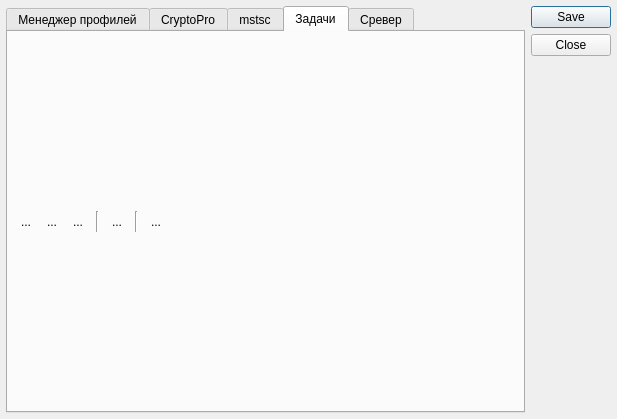
Above: ProfileManager/dialogmain.ui from arcirk/arcirk_all before the change. Below: the same form after it.
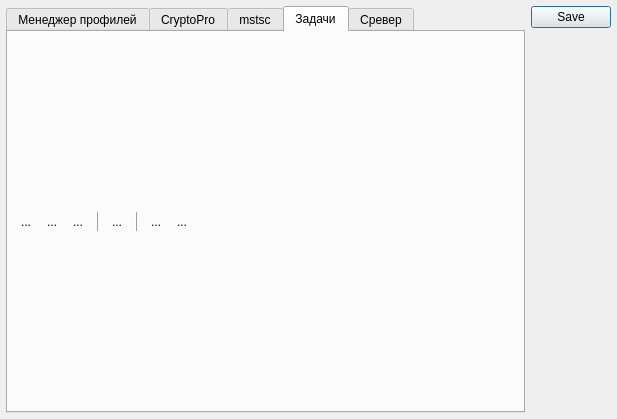
That is the form after the change. The open tabs and pages were chosen to show the change. Icons and pictures are not drawn.

What changed in the file:
```diff
--- a/ProfileManager/dialogmain.ui
+++ b/ProfileManager/dialogmain.ui
@@ -32,7 +32,7 @@
       <enum>Qt::Vertical</enum>
      </property>
      <property name="standardButtons">
-      <set>QDialogButtonBox::Close|QDialogButtonBox::Save</set>
+      <set>QDialogButtonBox::Save</set>
      </property>
     </widget>
    </item>
@@ -845,7 +845,7 @@
                   <enum>QFrame::VLine</enum>
                  </property>
                  <property name="frameShadow">
-                  <enum>QFrame::Sunken</enum>
+                  <enum>QFrame::Raised</enum>
                  </property>
                  <property name="text">
                   <string/>
@@ -878,7 +878,7 @@
                   <enum>QFrame::VLine</enum>
                  </property>
                  <property name="frameShadow">
-                  <enum>QFrame::Sunken</enum>
+                  <enum>QFrame::Raised</enum>
                  </property>
                  <property name="text">
                   <string/>
@@ -899,6 +899,20 @@
                  </property>
                 </widget>
                </item>
+               <item>
+                <widget class="QToolButton" name="btnInstallPlugin">
+                 <property name="text">
+                  <string>...</string>
+                 </property>
+                 <property name="icon">
+                  <iconset resource="pm_resurses.qrc">
+                   <normaloff>:/img/desktopOnline.png</normaloff>:/img/desktopOnline.png</iconset>
+                 </property>
+                 <property name="autoRaise">
+                  <bool>true</bool>
+                 </property>
+                </widget>
+               </item>
                <item>
                 <spacer name="horizontalSpacer_4">
                  <property name="orientation">
```
